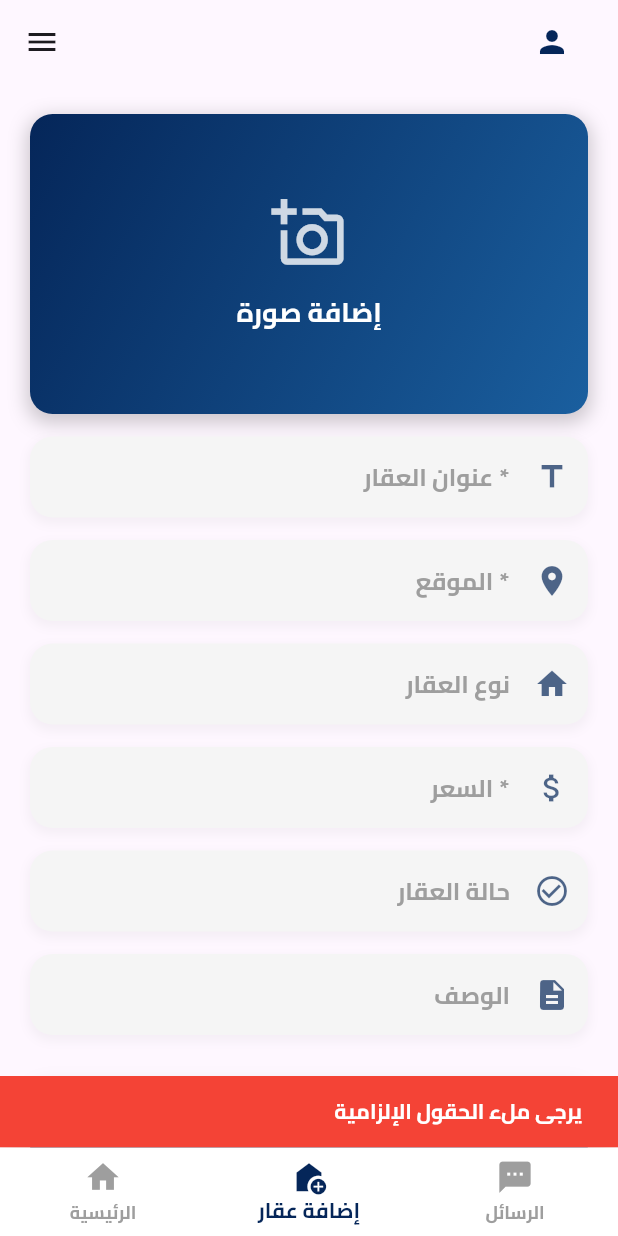
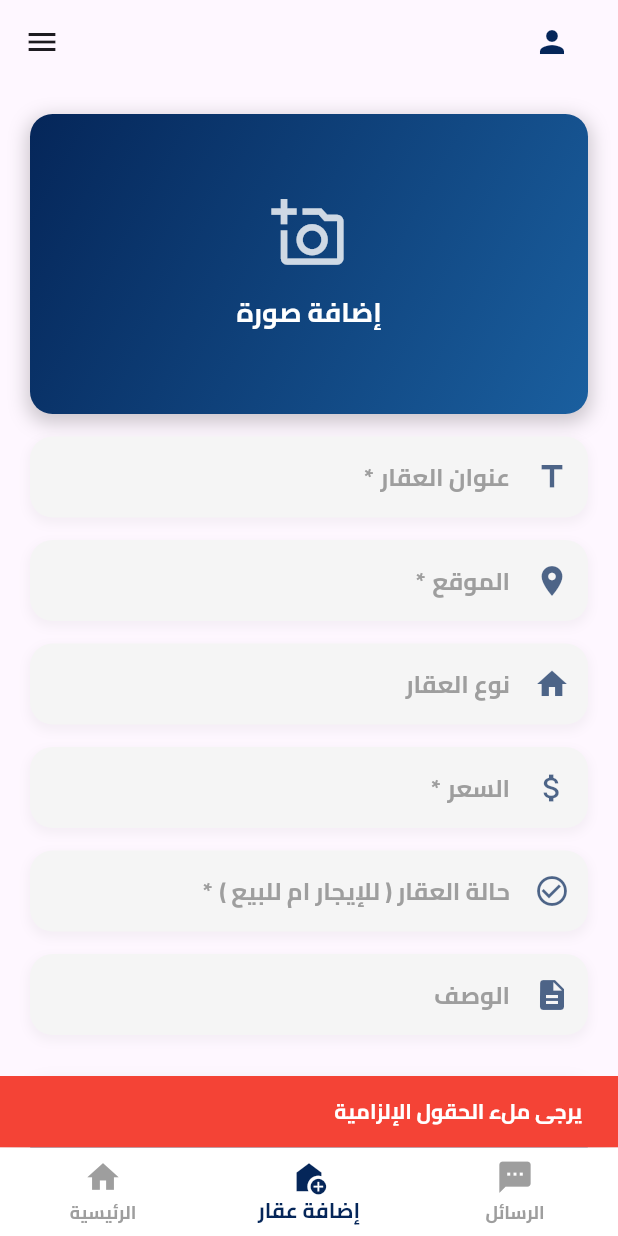
Before and after one commit to Bushra10M/masken, a Flutter app: the AgencyHome screen opened directly, item 2 of the bottom bar chosen, after a tap on "إضافة العقار", on a phone screen of 412 x 824 dp. Run offline on Flutter 3.47's test engine with Material 3 defaults, Android fonts, the light colour scheme and no system bars; our stand-ins replace cloud_firestore, firebase_auth, firebase_core; accounts and stored records are empty; network calls fail.

Commit message:
textfield done

```diff
--- a/lib/agency/add_property.dart
+++ b/lib/agency/add_property.dart
@@ -1,6 +1,7 @@
 import 'package:flutter/material.dart';
 import 'package:firebase_auth/firebase_auth.dart';
 import 'package:cloud_firestore/cloud_firestore.dart';
+import 'package:flutter/services.dart';
 import 'package:masken/components/mytextfield.dart';
 
 class AddPropertyScreen extends StatefulWidget {
@@ -28,7 +29,7 @@ class _AddPropertyScreenState extends State<AddPropertyScreen> {
       }
 
       if (_validateInputs()) {
-        String agencyId = user.uid;
+        String agencyid = user.uid;
 
         await FirebaseFirestore.instance.collection('properties').add({
           'title': titleController.text,
@@ -39,7 +40,7 @@ class _AddPropertyScreenState extends State<AddPropertyScreen> {
           'type': typeController.text,
           'status': statusController.text,
           'userId': user.uid,
-          'agencyId': agencyId,
+          'agencyid': agencyid,
           'createdAt': FieldValue.serverTimestamp(),
         });
 
@@ -54,7 +55,9 @@ class _AddPropertyScreenState extends State<AddPropertyScreen> {
   bool _validateInputs() {
     if (titleController.text.isEmpty ||
         locationController.text.isEmpty ||
-        priceController.text.isEmpty) {
+        priceController.text.isEmpty ||
+        statusController.text.isEmpty
+        ) {
       _showErrorSnackBar('يرجى ملء الحقول الإلزامية');
       return false;
     }
@@ -122,16 +125,20 @@ class _AddPropertyScreenState extends State<AddPropertyScreen> {
             // Text Fields
             MyTextField(
               controller: titleController,
-              hintText: 'عنوان العقار *',
+              hintText: ' * عنوان العقار',
               icon: Icons.title,
               obscureText: false,
+               keyboardType :TextInputType.text,
+                          inputFormatters:  [FilteringTextInputFormatter.allow(RegExp(r'[ء-يa-zA-Z\s]'))]
             ),
             const SizedBox(height: 15),
             MyTextField(
               controller: locationController,
-              hintText: 'الموقع *',
+              hintText: '* الموقع',
               icon: Icons.location_on,
               obscureText: false,
+               keyboardType :TextInputType.text,
+                          inputFormatters:  [FilteringTextInputFormatter.allow(RegExp(r'[ء-يa-zA-Z\s]'))]
             ),
             const SizedBox(height: 15),
             MyTextField(
@@ -139,20 +146,26 @@ class _AddPropertyScreenState extends State<AddPropertyScreen> {
               hintText: 'نوع العقار',
               icon: Icons.home,
               obscureText: false,
+               keyboardType :TextInputType.text,
+                          inputFormatters:  [FilteringTextInputFormatter.allow(RegExp(r'[ء-يa-zA-Z\s]'))]
             ),
             const SizedBox(height: 15),
             MyTextField(
               controller: priceController,
-              hintText: 'السعر *',
+              hintText: '* السعر',
               icon: Icons.attach_money,
               obscureText: false,
+                keyboardType :TextInputType.number,
+                             inputFormatters:  [FilteringTextInputFormatter.digitsOnly]
             ),
             const SizedBox(height: 15),
             MyTextField(
               controller: statusController,
-              hintText: 'حالة العقار',
+              hintText: '* حالة العقار ( للإيجار ام للبيع )',
               icon: Icons.check_circle_outline,
               obscureText: false,
+               keyboardType :TextInputType.text,
+                          inputFormatters:  [FilteringTextInputFormatter.allow(RegExp(r'[ء-يa-zA-Z\s]'))]
             ),
             const SizedBox(height: 15),
             MyTextField(
@@ -160,6 +173,8 @@ class _AddPropertyScreenState extends State<AddPropertyScreen> {
               hintText: 'الوصف',
               icon: Icons.description,
               obscureText: false,
+               keyboardType :TextInputType.text,
+                          inputFormatters:  [FilteringTextInputFormatter.allow(RegExp(r'[ء-يa-zA-Z\s]'))]
             ),
 
             const SizedBox(height: 30),
--- a/lib/agency/agencyhome.dart
+++ b/lib/agency/agencyhome.dart
@@ -27,11 +27,33 @@ class _HomeState extends State<Home> {
 Widget build(BuildContext context) {
   return SafeArea(
     child: Column(
-      children: [
+      children: [ AnimatedContainer(
+              duration: const Duration(milliseconds: 300),
+              padding:
+                  const EdgeInsets.symmetric(horizontal: 25.0, vertical: 15),
+              decoration: BoxDecoration(),
+              child: const Text(
+                "عقـاراتي",
+                textDirection: TextDirection.rtl,
+                style: TextStyle(
+                  fontFamily: "Cairo",
+                  fontWeight: FontWeight.bold,
+                  fontSize: 25.0,
+                  color: Color(0xff052659),
+                ),
+              ),
+            ),
+            SizedBox(height: 15,),
         isLoading
             ? Center(child: CircularProgressIndicator()) // عرض مؤشر تحميل
             : filteredProperties.isEmpty
-                ? Center(child: Text('لا توجد عقارات متاحة للعرض'))
+                ? Center(child: Text('لا توجد عقارات متاحة للعرض' , textDirection: TextDirection.rtl,
+                style: TextStyle(
+                  fontFamily: "Cairo",
+                  fontWeight: FontWeight.bold,
+                  fontSize: 20.0,
+                  color: Color(0xff052659),
+                ),))
                 : Expanded(
                     child: ListView.builder(
                       itemCount: filteredProperties.length,
--- a/lib/components/mytextfield.dart
+++ b/lib/components/mytextfield.dart
@@ -1,4 +1,5 @@
 import 'package:flutter/material.dart';
+import 'package:flutter/services.dart';
 
 Widget MyTextField({
     required TextEditingController controller,
@@ -6,6 +7,8 @@ Widget MyTextField({
     required IconData icon,
     required bool obscureText,
     int maxLines = 1,
+   required TextInputType keyboardType,
+     required List<TextInputFormatter>? inputFormatters,
   }) {
     return Container(
       decoration: BoxDecoration(
@@ -24,6 +27,8 @@ Widget MyTextField({
         obscureText: obscureText,
         controller: controller,
         maxLines: maxLines,
+        keyboardType: keyboardType,
+       inputFormatters:inputFormatters,
         textDirection: TextDirection.rtl,
         textAlign: TextAlign.right,
         style: TextStyle(
```
Also changed, not shown: lib/welcome/login.dart (+9 -2 lines), lib/welcome/signupA.dart (+23 -6 lines), lib/welcome/signupC.dart (+21 -5 lines).
